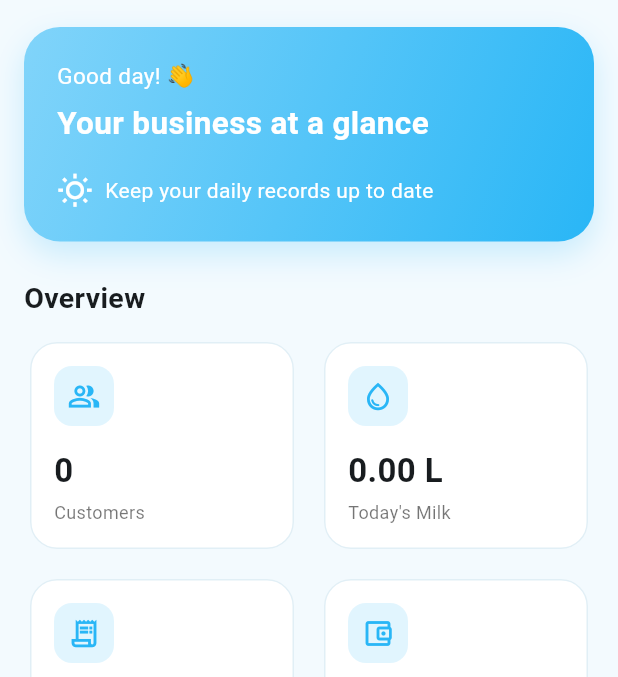
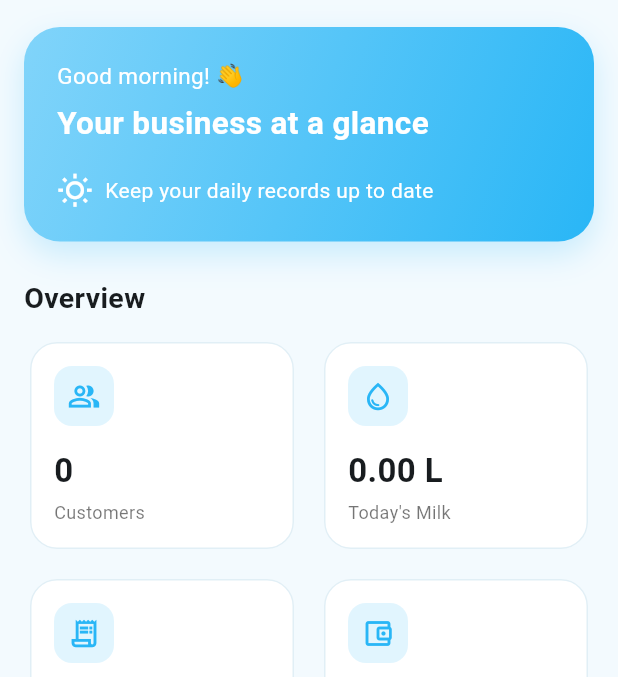
Before and after one commit to PrashantDeore15/milk-management-app, a Flutter app: the AdminDashboard screen opened directly, on a phone screen of 412 x 824 dp, the part 84-761 px from its top. Run offline on Flutter 3.47's test engine with Material 3 defaults, Android fonts, the phone set to English and light mode, and no system bars; our stand-ins replace cloud_firestore, firebase_auth, firebase_core, pdf, printing, shared_preferences and 1 more; accounts and stored records are empty.

Commit message:
Dashboard Updated

```diff
--- a/lib/screens/admin/admin_dashboard.dart
+++ b/lib/screens/admin/admin_dashboard.dart
@@ -1,3 +1,5 @@
+import 'dart:async';
+
 import 'package:flutter/material.dart';
 import 'package:intl/intl.dart';
 import 'package:firebase_auth/firebase_auth.dart';
@@ -181,6 +183,8 @@ class _HomePage extends StatefulWidget {
 }
 
 class _HomePageState extends State<_HomePage> {
+  late DateTime _now;
+  Timer? _clockTimer;
   bool _loadingStats = true;
   int _customerCount = 0;
   double _todayMilk = 0;
@@ -190,7 +194,17 @@ class _HomePageState extends State<_HomePage> {
   @override
   void initState() {
     super.initState();
+    _now = DateTime.now();
+    _clockTimer = Timer.periodic(const Duration(minutes: 1), (_) {
+      if (mounted) setState(() => _now = DateTime.now());
+    });
     _loadStats();
+  }
+
+  @override
+  void dispose() {
+    _clockTimer?.cancel();
+    super.dispose();
   }
 
   Future<void> _loadStats() async {
@@ -256,10 +270,10 @@ class _HomePageState extends State<_HomePage> {
                 borderRadius: BorderRadius.circular(24),
                 boxShadow: [BoxShadow(color: AppTheme.primaryColor.withValues(alpha: .22), blurRadius: 18, offset: const Offset(0, 8))],
               ),
-              child: const Column(
+              child: Column(
                 crossAxisAlignment: CrossAxisAlignment.start,
                 children: [
-                  Text('Good day! 👋', style: TextStyle(color: Colors.white, fontSize: 15)),
+                  Text(_greeting, style: TextStyle(color: Colors.white, fontSize: 15)),
                   SizedBox(height: 6),
                   Text('Your business at a glance', style: TextStyle(color: Colors.white, fontWeight: FontWeight.bold, fontSize: 21)),
                   SizedBox(height: 18),
@@ -284,13 +298,18 @@ class _HomePageState extends State<_HomePage> {
             const Text('Quick actions', style: TextStyle(fontSize: 19, fontWeight: FontWeight.bold)),
             const SizedBox(height: 12),
             _QuickAction(icon: Icons.local_drink_outlined, title: 'Daily milk entry', subtitle: 'Record today’s delivery', onTap: () => _open(context, const DailyMilkEntryScreen())),
-            _QuickAction(icon: Icons.person_add_alt_1_outlined, title: 'Customers', subtitle: 'View and manage customers', onTap: () => _open(context, const CustomerListScreen())),
             _QuickAction(icon: Icons.payments_outlined, title: 'Record a payment', subtitle: 'Add a customer payment', onTap: () => _open(context, const PaymentCollectionScreen())),
             _QuickAction(icon: Icons.receipt_long_outlined, title: 'Monthly bills', subtitle: 'Review and share bills', onTap: () => _open(context, const MonthlyBillingScreen())),
           ],
         ),
       ),
     );
+  }
+
+  String get _greeting {
+    if (_now.hour < 12) return 'Good morning! 👋';
+    if (_now.hour < 17) return 'Good afternoon! 👋';
+    return 'Good evening! 👋';
   }
 
   String _money(double amount) => NumberFormat.currency(locale: 'en_IN', symbol: '₹', decimalDigits: 2).format(amount);
```
